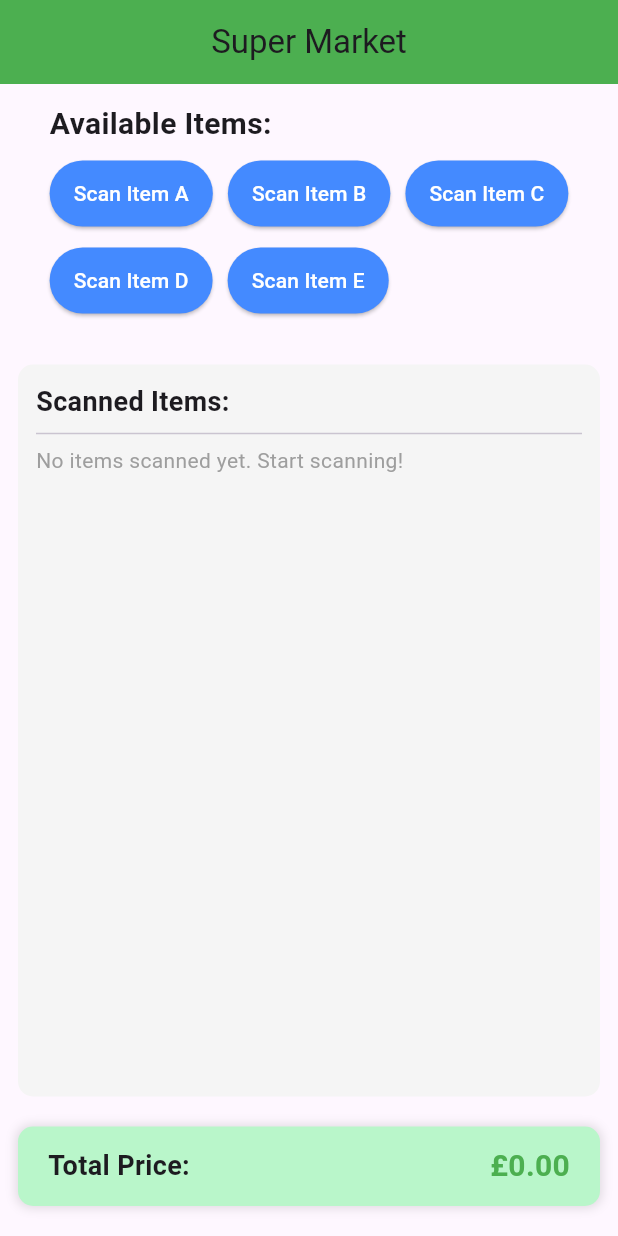
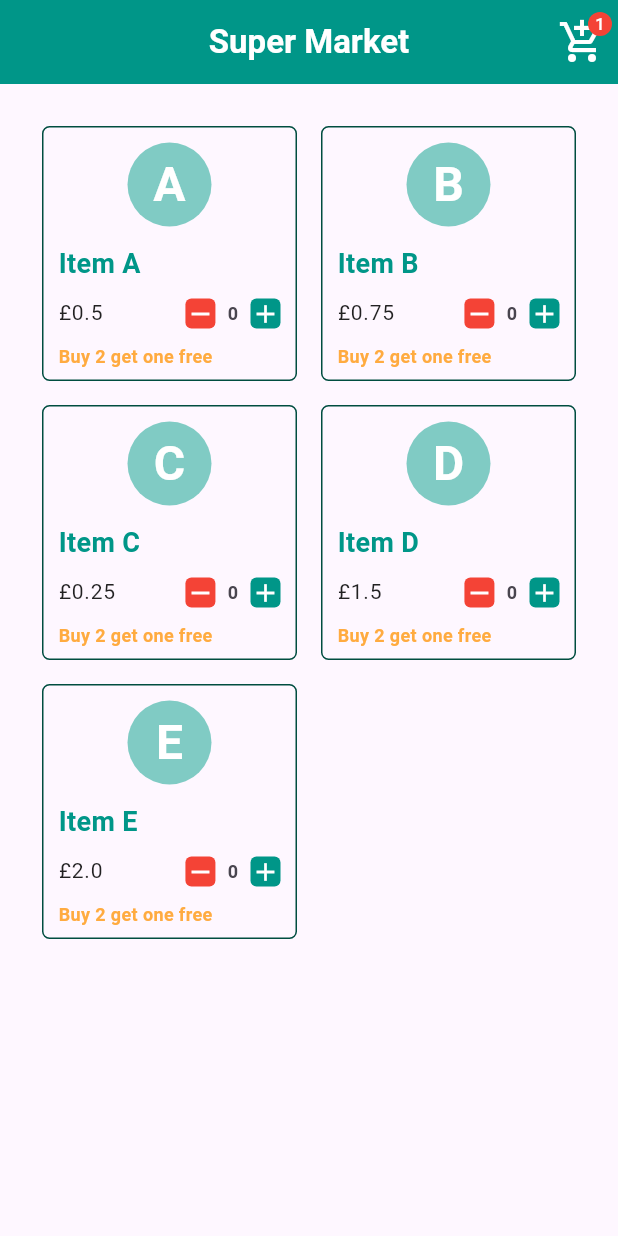
Before and after one commit to MonaVerma-git/supermarket_checkout, a Flutter app: the screen it shows after launch, on a phone screen of 412 x 824 dp. Run offline on Flutter 3.47's test engine with Material 3 defaults, Android fonts, the phone set to English and light mode, and no system bars; our stand-ins replace flutter_bloc, get_it, go_router; statements that could not run were skipped.

Commit message:
Product list card implemented

```diff
--- /dev/null
+++ b/devtools_options.yaml
@@ -0,0 +1,3 @@
+description: This file stores settings for Dart & Flutter DevTools.
+documentation: https://docs.flutter.dev/tools/devtools/extensions#configure-extension-enablement-states
+extensions:
--- a/lib/app_routers.dart
+++ b/lib/app_routers.dart
@@ -2,6 +2,7 @@ import 'package:flutter_bloc/flutter_bloc.dart';
 import 'package:go_router/go_router.dart';
 
 import 'features/checkout/presentation/cubit/checkout_cubit.dart';
+import 'features/checkout/presentation/cubit/product_list/product_list_cubit.dart';
 import 'features/checkout/presentation/screens/product_list.dart';
 import 'injection/service_locator.dart';
 
@@ -13,10 +14,17 @@ class AppRouters {
         GoRoute(
           path: '/product_list',
           builder: (context, state) => BlocProvider(
-            create: (_) => getIt<CheckoutCubit>(),
+            create: (_) => getIt<ProductListCubit>(),
             child: const ProductListPage(),
           ),
-        )
+        ),
+        // GoRoute(
+        //   path: '/checkout',
+        //   builder: (context, state) => BlocProvider(
+        //     create: (_) => getIt<CheckoutCubit>(),
+        //     child: const ProductListPage(),
+        //   ),
+        // )
       ],
       // errorBuilder: (context, state) => Error(),
     );
--- /dev/null
+++ b/lib/core/color.dart
@@ -0,0 +1,13 @@
+import 'package:flutter/material.dart';
+
+class AppColors {
+  static const Color primaryColor = Colors.teal; // Main color
+  static const Color primaryLight = Color(0xFF80CBC4); // Light Teal
+  static const Color primaryDark = Color(0xFF004D40);
+  static const Color borderColor = Color(0xFF004D40); // Accent/secondary color
+  // Accent/secondary color
+  static const Color backgroundColor = Colors.white; // Default background
+  static const Color textColor = Colors.black87; // Default text color
+  static const Color redColor = Colors.red;
+  static const Color accentColor = Colors.orangeAccent; // Default text color
+}
--- a/lib/features/checkout/data/repositories/pricing_repository.dart
+++ b/lib/features/checkout/data/repositories/pricing_repository.dart
@@ -20,8 +20,8 @@ class PricingRepositoryImpl implements PricingRepository {
       Promotion(
           type: PromotionType.multipriced,
           items: ['A'],
-          specialPrice: 130,
-          quantity: 3),
+          specialPrice: 0,
+          quantity: 0),
       Promotion(
           type: PromotionType.multipriced,
           items: ['B'],
--- a/lib/features/checkout/domain/entities/promotion.dart
+++ b/lib/features/checkout/domain/entities/promotion.dart
@@ -2,14 +2,14 @@ enum PromotionType { multipriced, buyNGetOneFree, mealDeal }
 
 class Promotion {
   final PromotionType type;
-  final List<String> items; // Items involved
+  final List<String> items; // Items
   final int specialPrice;
   final int quantity; // For multipriced or buy n get 1 free
 
   Promotion({
     required this.type,
     required this.items,
-    required this.specialPrice,
-    this.quantity = 0,
+    this.specialPrice = 0, // Default
+    this.quantity = 0, // Default
   });
 }
--- a/lib/features/checkout/domain/usecases/calculate_totol.dart
+++ b/lib/features/checkout/domain/usecases/calculate_totol.dart
@@ -1,3 +1,5 @@
+// ignore_for_file: avoid_renaming_method_parameters
+
 import '../../../../core/usecase.dart';
 import '../entities/promotion.dart';
 import '../repositories/pricing_repository.dart';
@@ -12,6 +14,7 @@ class CalculateTotal extends UseCase<int, List<String>> {
     final items = repository.getItems();
     final promotions = repository.getPromotions();
 
+    // Map sku counts
     Map<String, int> skuCount = {};
     for (var sku in scannedItems) {
       skuCount[sku] = (skuCount[sku] ?? 0) + 1;
@@ -21,11 +24,12 @@ class CalculateTotal extends UseCase<int, List<String>> {
 
     // Apply promotions
     for (var promotion in promotions) {
-      if (promotion.type == PromotionType.multipriced) {
+      if (promotion.type == PromotionType.multipriced &&
+          promotion.quantity > 0) {
         final sku = promotion.items[0];
         final quantity = skuCount[sku] ?? 0;
 
-        final bundleCount = quantity ~/ promotion.quantity;
+        final bundleCount = (quantity / promotion.quantity).floor();
         total += bundleCount * promotion.specialPrice;
 
         skuCount[sku] = quantity % promotion.quantity;
@@ -33,7 +37,7 @@ class CalculateTotal extends UseCase<int, List<String>> {
         final sku = promotion.items[0];
         final quantity = skuCount[sku] ?? 0;
 
-        final freeItems = quantity ~/ (promotion.quantity + 1);
+        final freeItems = (quantity / (promotion.quantity + 1)).floor();
         total += (quantity - freeItems) *
             items.firstWhere((item) => item.sku == sku).price;
 
--- /dev/null
+++ b/lib/features/checkout/presentation/cubit/checkout/checkout_cubit.dart
@@ -0,0 +1,25 @@
+import 'package:flutter_bloc/flutter_bloc.dart';
+import '../../../domain/usecases/calculate_totol.dart';
+import '../../../domain/usecases/scan_item.dart';
+
+class CheckoutCubit extends Cubit<int> {
+  final CalculateTotal calculateTotal;
+  final ScanItem scanItem;
+
+  CheckoutCubit(this.calculateTotal, this.scanItem) : super(0);
+
+  void scan(String sku) {
+    scanItem.call(sku);
+    _calculateTotal();
+  }
+
+  void _calculateTotal() async {
+    final total = await calculateTotal.call(scanItem.scannedItems);
+    emit(total);
+  }
+
+  void addItem() => emit(state + 1);
+  void removeItem() {
+    if (state > 0) emit(state - 1);
+  }
+}
--- a/lib/features/checkout/presentation/cubit/checkout_cubit.dart
+++ /dev/null
@@ -1,20 +0,0 @@
-import 'package:flutter_bloc/flutter_bloc.dart';
-import '../../domain/usecases/calculate_totol.dart';
-import '../../domain/usecases/scan_item.dart';
-
-class CheckoutCubit extends Cubit<int> {
-  final CalculateTotal calculateTotal;
-  final ScanItem scanItem;
-
-  CheckoutCubit(this.calculateTotal, this.scanItem) : super(0);
-
-  void scan(String sku) {
-    scanItem.call(sku);
-    _calculateTotal();
-  }
-
-  void _calculateTotal() async {
-    final total = await calculateTotal.call(scanItem.scannedItems);
-    emit(total);
-  }
-}
--- /dev/null
+++ b/lib/features/checkout/presentation/cubit/product_list/product_list_cubit.dart
@@ -0,0 +1,19 @@
+import 'package:flutter_bloc/flutter_bloc.dart';
+import 'package:supermarket/features/checkout/domain/repositories/pricing_repository.dart';
+import 'package:supermarket/features/checkout/presentation/cubit/product_list/product_list_state.dart';
+
+class ProductListCubit extends Cubit<ProductListState> {
+  final PricingRepository pricingRepository;
+  ProductListCubit(this.pricingRepository) : super(ProductListLoading());
+
+  Future<void> loadInitialData() async {
+    try {
+      emit(ProductListLoading());
+      final items = pricingRepository.getItems();
+      final promotionItem = pricingRepository.getPromotions();
+      emit(ProductListLoaded(items, promotionItem));
+    } catch (error) {
+      emit(ProductListError('Something went wrong'));
+    }
+  }
+}
--- /dev/null
+++ b/lib/features/checkout/presentation/cubit/product_list/product_list_state.dart
@@ -0,0 +1,20 @@
+import 'package:supermarket/features/checkout/domain/entities/promotion.dart';
+
+import '../../../domain/entities/item.dart';
+
+abstract class ProductListState {}
+
+class ProductListLoading extends ProductListState {}
+
+class ProductListLoaded extends ProductListState {
+  final List<Item> items;
+  final List<Promotion> promotionItems;
+
+  ProductListLoaded(this.items, this.promotionItems);
+}
+
+class ProductListError extends ProductListState {
+  final String message;
+
+  ProductListError(this.message);
+}
--- a/lib/features/checkout/presentation/screens/product_list.dart
+++ b/lib/features/checkout/presentation/screens/product_list.dart
@@ -1,150 +1,210 @@
 import 'package:flutter/material.dart';
 import 'package:flutter_bloc/flutter_bloc.dart';
+import 'package:get_it/get_it.dart';
+import 'package:supermarket/features/checkout/presentation/cubit/product_list/product_list_cubit.dart';
 
-import '../cubit/checkout_cubit.dart';
+import '../../../../core/color.dart';
+import '../cubit/product_list/product_list_state.dart';
+import '../widgets/item_card.dart';
 
-class ProductListPage extends StatelessWidget {
+class ProductListPage extends StatefulWidget {
   const ProductListPage({super.key});
 
   @override
+  State<ProductListPage> createState() => _ProductListPageState();
+}
+
+class _ProductListPageState extends State<ProductListPage> {
+  @override
+  void initState() {
+    super.initState();
+    context.read<ProductListCubit>().loadInitialData();
+  }
+
+  @override
   Widget build(BuildContext context) {
-    final List<String> skus = ['A', 'B', 'C', 'D', 'E'];
-
     return Scaffold(
       appBar: AppBar(
-        title: const Text('Super Market'),
+        title: const Text(
+          'Super Market',
+          style: TextStyle(color: Colors.white, fontWeight: FontWeight.bold),
+        ),
         centerTitle: true,
-        backgroundColor: Colors.green,
+        backgroundColor: AppColors.primaryColor,
+        actions: [
+          IconButton(
+            icon: const Badge(
+              label: Text('1'),
+              backgroundColor: AppColors.redColor,
+              child: Icon(
+                Icons.add_shopping_cart,
+                color: Colors.white,
+                size: 32,
+              ),
+            ),
+            onPressed: () {},
+          )
+        ],
       ),
-      body: Column(
-        children: [
-          // Product buttons section
-          Padding(
-            padding: const EdgeInsets.all(12.0),
-            child: Column(
-              crossAxisAlignment: CrossAxisAlignment.start,
-              children: [
-                const Text(
-                  'Available Items:',
-                  style: TextStyle(fontSize: 20, fontWeight: FontWeight.bold),
-                ),
-                const SizedBox(height: 8),
-                Wrap(
-                  spacing: 10,
-                  runSpacing: 10,
-                  children: skus
-                      .map(
-                        (sku) => ElevatedButton(
-                          style: ElevatedButton.styleFrom(
-                            padding: const EdgeInsets.symmetric(
-                                horizontal: 16, vertical: 12),
-                            backgroundColor: Colors.blueAccent,
-                          ),
-                          onPressed: () =>
-                              context.read<CheckoutCubit>().scan(sku),
-                          child: Text(
-                            'Scan Item $sku',
-                            style: const TextStyle(color: Colors.white),
-                          ),
-                        ),
-                      )
-                      .toList(),
-                ),
-              ],
-            ),
-          ),
-          const SizedBox(height: 20),
-
-          // Scanned items list
-          Expanded(
-            child: BlocBuilder<CheckoutCubit, int>(
-              builder: (context, total) {
-                final scannedItems =
-                    context.read<CheckoutCubit>().scanItem.scannedItems;
-                return Container(
-                  decoration: BoxDecoration(
-                    color: Colors.grey[100],
-                    borderRadius: BorderRadius.circular(10),
-                  ),
-                  margin: const EdgeInsets.symmetric(horizontal: 12),
-                  padding: const EdgeInsets.all(12),
-                  child: Column(
-                    crossAxisAlignment: CrossAxisAlignment.start,
-                    children: [
-                      const Text(
-                        'Scanned Items:',
-                        style: TextStyle(
-                            fontSize: 18, fontWeight: FontWeight.w600),
-                      ),
-                      const Divider(),
-                      if (scannedItems.isEmpty)
-                        const Text(
-                          'No items scanned yet. Start scanning!',
-                          style: TextStyle(color: Colors.grey),
-                        ),
-                      if (scannedItems.isNotEmpty)
-                        Expanded(
-                          child: ListView.builder(
-                            itemCount: scannedItems.length,
-                            itemBuilder: (context, index) => ListTile(
-                              leading: CircleAvatar(
-                                backgroundColor: Colors.green,
-                                child: Text(
-                                  scannedItems[index],
-                                  style: const TextStyle(color: Colors.white),
-                                ),
-                              ),
-                              title: Text('Item ${scannedItems[index]}'),
-                            ),
-                          ),
-                        ),
-                    ],
+      body: BlocBuilder<ProductListCubit, ProductListState>(
+        builder: (context, state) {
+          if (state is ProductListLoaded) {
+            return GridView.builder(
+              primary: false,
+              padding: const EdgeInsets.all(20),
+              itemCount: state.items.length,
+              gridDelegate: const SliverGridDelegateWithFixedCrossAxisCount(
+                  crossAxisCount: 2),
+              itemBuilder: (BuildContext context, int index) {
+                return Padding(
+                  padding: const EdgeInsets.all(8.0),
+                  child: ItemCardWidget(
+                    items: state.items[index],
                   ),
                 );
               },
-            ),
-          ),
+            );
+          } else if (state is ProductListLoading) {
+            return const Center(
+              child: CircularProgressIndicator(),
+            );
+          } else {
+            return const Center(
+              child: Text('Something went wrong'),
+            );
+          }
+        },
+      ),
+      // body: Column(
+      //   children: [
+      //     // Product List
 
-          // Total price display
-          const SizedBox(height: 10),
-          BlocBuilder<CheckoutCubit, int>(
-            builder: (context, total) => Container(
-              margin: const EdgeInsets.symmetric(horizontal: 12, vertical: 10),
-              padding: const EdgeInsets.symmetric(vertical: 12, horizontal: 20),
-              decoration: BoxDecoration(
-                color: Colors.greenAccent[100],
-                borderRadius: BorderRadius.circular(10),
-                boxShadow: [
-                  BoxShadow(
-                    color: Colors.black12,
-                    spreadRadius: 1,
-                    blurRadius: 5,
-                  ),
-                ],
-              ),
-              child: Row(
-                mainAxisAlignment: MainAxisAlignment.spaceBetween,
-                children: [
-                  const Text(
-                    'Total Price:',
-                    style: TextStyle(fontSize: 18, fontWeight: FontWeight.bold),
-                  ),
-                  Text(
-                    '£${(total / 100).toStringAsFixed(2)}',
-                    style: const TextStyle(
-                      fontSize: 20,
-                      fontWeight: FontWeight.bold,
-                      color: Colors.green,
-                    ),
-                  ),
-                ],
-              ),
-            ),
-          ),
+      //     Padding(
+      //       padding: const EdgeInsets.all(12.0),
+      //       child: Column(
+      //         crossAxisAlignment: CrossAxisAlignment.start,
+      //         children: [
+      //           const Text(
+      //             'Available Items:',
+      //             style: TextStyle(fontSize: 20, fontWeight: FontWeight.bold),
+      //           ),
+      //           const SizedBox(height: 8),
+      //           Wrap(
+      //             spacing: 10,
+      //             runSpacing: 10,
+      //             children: skus
+      //                 .map(
+      //                   (sku) => ElevatedButton(
+      //                     style: ElevatedButton.styleFrom(
+      //                       padding: const EdgeInsets.symmetric(
+      //                           horizontal: 16, vertical: 12),
+      //                       backgroundColor: Colors.blueAccent,
+      //                     ),
+      //                     onPressed: () =>
+      //                         context.read<CheckoutCubit>().scan(sku),
+      //                     child: Text(
+      //                       'Scan Item $sku',
+      //                       style: const TextStyle(color: Colors.white),
+      //                     ),
+      //                   ),
+      //                 )
+      //                 .toList(),
+      //           ),
+      //         ],
+      //       ),
+      //     ),
+      //     const SizedBox(height: 20),
 
-          const SizedBox(height: 10),
-        ],
-      ),
+      //     // Scanned items list
+      //     Expanded(
+      //       child: BlocBuilder<CheckoutCubit, int>(
+      //         builder: (context, total) {
+      //           final scannedItems =
+      //               context.read<CheckoutCubit>().scanItem.scannedItems;
+      //           return Container(
+      //             decoration: BoxDecoration(
+      //               color: Colors.grey[100],
+      //               borderRadius: BorderRadius.circular(10),
+      //             ),
+      //             margin: const EdgeInsets.symmetric(horizontal: 12),
+      //             padding: const EdgeInsets.all(12),
+      //             child: Column(
+      //               crossAxisAlignment: CrossAxisAlignment.start,
+      //               children: [
+      //                 const Text(
+      //                   'Scanned Items:',
+      //                   style: TextStyle(
+      //                       fontSize: 18, fontWeight: FontWeight.w600),
+      //                 ),
+      //                 const Divider(),
+      //                 if (scannedItems.isEmpty)
+      //                   const Text(
+      //                     'No items scanned yet. Start scanning!',
+      //                     style: TextStyle(color: Colors.grey),
+      //                   ),
+      //                 if (scannedItems.isNotEmpty)
+      //                   Expanded(
+      //                     child: ListView.builder(
+      //                       itemCount: scannedItems.length,
+      //                       itemBuilder: (context, index) => ListTile(
+      //                         leading: CircleAvatar(
+      //                           backgroundColor: Colors.green,
+      //                           child: Text(
+      //                             scannedItems[index],
+      //                             style: const TextStyle(color: Colors.white),
+      //                           ),
+      //                         ),
+      //                         title: Text('Item ${scannedItems[index]}'),
+      //                       ),
+      //                     ),
+      //                   ),
+      //               ],
+      //             ),
+      //           );
+      //         },
+      //       ),
+      //     ),
+
+      //     // Total price display
+      //     const SizedBox(height: 10),
+      //     BlocBuilder<CheckoutCubit, int>(
+      //       builder: (context, total) => Container(
+      //         margin: const EdgeInsets.symmetric(horizontal: 12, vertical: 10),
+      //         padding: const EdgeInsets.symmetric(vertical: 12, horizontal: 20),
+      //         decoration: BoxDecoration(
+      //           color: Colors.greenAccent[100],
+      //           borderRadius: BorderRadius.circular(10),
+      //           boxShadow: [
+      //             BoxShadow(
+      //               color: Colors.black12,
+      //               spreadRadius: 1,
+      //               blurRadius: 5,
+      //             ),
+      //           ],
+      //         ),
+      //         child: Row(
+      //           mainAxisAlignment: MainAxisAlignment.spaceBetween,
+      //           children: [
+      //             const Text(
+      //               'Total Price:',
+      //               style: TextStyle(fontSize: 18, fontWeight: FontWeight.bold),
+      //             ),
+      //             Text(
+      //               '£${(total / 100).toStringAsFixed(2)}',
+      //               style: const TextStyle(
+      //                 fontSize: 20,
+      //                 fontWeight: FontWeight.bold,
+      //                 color: Colors.green,
+      //               ),
+      //             ),
+      //           ],
+      //         ),
+      //       ),
+      //     ),
+
+      //     const SizedBox(height: 10),
+      //   ],
+      // ),
     );
   }
 }
--- /dev/null
+++ b/lib/features/checkout/presentation/widgets/item_card.dart
@@ -0,0 +1,111 @@
+import 'package:flutter/material.dart';
+import 'package:supermarket/features/checkout/domain/entities/item.dart';
+import '../../../../core/color.dart';
+
+class ItemCardWidget extends StatelessWidget {
+  final Item items;
+  const ItemCardWidget({super.key, required this.items});
+
+  Widget cardIcon(String flag) => Container(
+        decoration: BoxDecoration(
+          color: flag == 'add' ? AppColors.primaryColor : AppColors.redColor,
+          borderRadius: BorderRadius.circular(4),
+        ),
+        child: Icon(
+          flag == 'add' ? Icons.add : Icons.remove,
+          color: AppColors.backgroundColor,
+          size: 20,
+        ),
+      );
+
+  @override
+  Widget build(BuildContext context) {
+    return Container(
+      decoration: BoxDecoration(
+        borderRadius: BorderRadius.circular(5),
+        border: Border.all(
+          color: AppColors.borderColor, // Border color
+          width: 1, // Border width
+        ),
+      ),
+      child: Padding(
+        padding: const EdgeInsets.all(10.0),
+        child: Column(
+          crossAxisAlignment: CrossAxisAlignment.start,
+          children: [
+            // Circle Avatar Section
+            Center(
+              child: CircleAvatar(
+                radius: 28, // Responsive radius
+                backgroundColor: AppColors.primaryLight,
+                child: Text(
+                  items.sku,
+                  style: const TextStyle(
+                    color: Colors.white,
+                    fontWeight: FontWeight.bold,
+                    fontSize: 32, // Responsive font size
+                  ),
+                ),
+              ),
+            ),
+            const SizedBox(height: 12),
+            // Item Name
+            Text(
+              'Item ${items.sku}',
+              style: const TextStyle(
+                  color: AppColors.primaryColor,
+                  fontWeight: FontWeight.bold,
+                  fontSize: 18),
+            ),
+            // Price & add/remove to card
+            ListTile(
+              contentPadding: const EdgeInsets.all(0.0),
+              visualDensity: const VisualDensity(horizontal: 0, vertical: -4),
+              title: Text(
+                '£${(items.price / 100)}',
+                style: const TextStyle(
+                  color: AppColors.textColor,
+                  fontSize: 14, // Responsive font size
+                ),
+              ),
+              trailing: Row(
+                mainAxisSize: MainAxisSize.min,
+                children: [
+                  // Smaller Minus Button
+                  InkWell(
+                    child: cardIcon('remove'),
+                    onTap: () {},
+                  ),
+                  // Count Text
+                  const Padding(
+                    padding: const EdgeInsets.all(8.0),
+                    child: Text(
+                      '0',
+                      style: TextStyle(
+                        fontSize: 12, // Responsive font size
+                        fontWeight: FontWeight.bold,
+                      ),
+                    ),
+                  ),
+                  InkWell(
+                    child: cardIcon('add'),
+                    onTap: () {},
+                  ),
+                ],
+              ),
+            ),
+            Text(
+              'Buy 2 get one free',
+              style: TextStyle(
+                  color: AppColors.accentColor,
+                  fontWeight: FontWeight.bold,
+                  fontSize: 12 // Responsive font size
+                  ),
+            ),
+            // Quantity Row
+          ],
+        ),
+      ),
+    );
+  }
+}
--- a/lib/injection/service_locator.dart
+++ b/lib/injection/service_locator.dart
@@ -1,4 +1,5 @@
 import 'package:get_it/get_it.dart';
+import 'package:supermarket/features/checkout/presentation/cubit/product_list/product_list_cubit.dart';
 import '../features/checkout/data/repositories/pricing_repository.dart';
 import '../features/checkout/domain/repositories/pricing_repository.dart';
 import '../features/checkout/domain/usecases/calculate_totol.dart';
@@ -17,4 +18,5 @@ void initServices() {
 
   // Register Cubit
   getIt.registerFactory(() => CheckoutCubit(getIt(), getIt()));
+  getIt.registerFactory(() => ProductListCubit(getIt()));
 }
```
Also changed, not shown: lib/features/checkout/presentation/cubit/checkout/checkout_state.dart (renamed from lib/features/checkout/presentation/cubit/checkout_state.dart), 10 other files.
